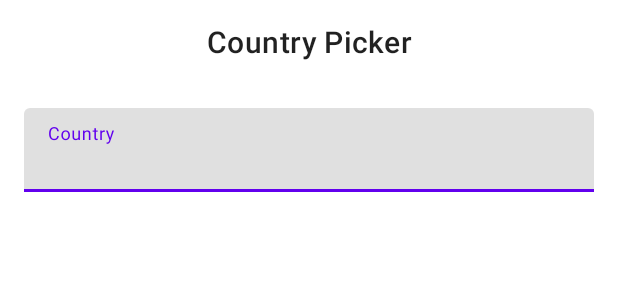
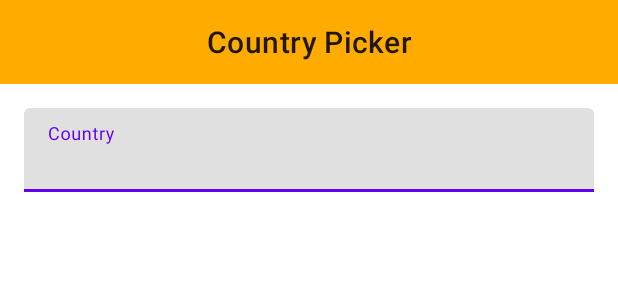
Before and after one commit to TutorialsAndroid/TACountryPicker, an Android app: the layout activity_main.xml on its own in the app's theme, with its tools: preview values and no code run, on a phone screen of 412 x 824 dp. Shown: the top 300 px of the screen. Run offline under Robolectric (Android 15) with nearby library versions, the phone set to English and light mode, and no system bars.

Commit message:
Update activity_main.xml

```diff
--- a/app/src/main/res/layout/activity_main.xml
+++ b/app/src/main/res/layout/activity_main.xml
@@ -9,7 +9,8 @@
         android:layout_width="match_parent"
         android:layout_height="wrap_content"
         app:title="Country Picker"
-        app:titleCentered="true"/>
+        app:titleCentered="true"
+        android:background="#FFAB00"/>
 
     <com.google.android.material.textfield.TextInputLayout
         android:id="@+id/countryCodeContainer"
@@ -24,4 +25,5 @@
             android:hint="Country"/>
     </com.google.android.material.textfield.TextInputLayout>
 
+
 </LinearLayout>
```
